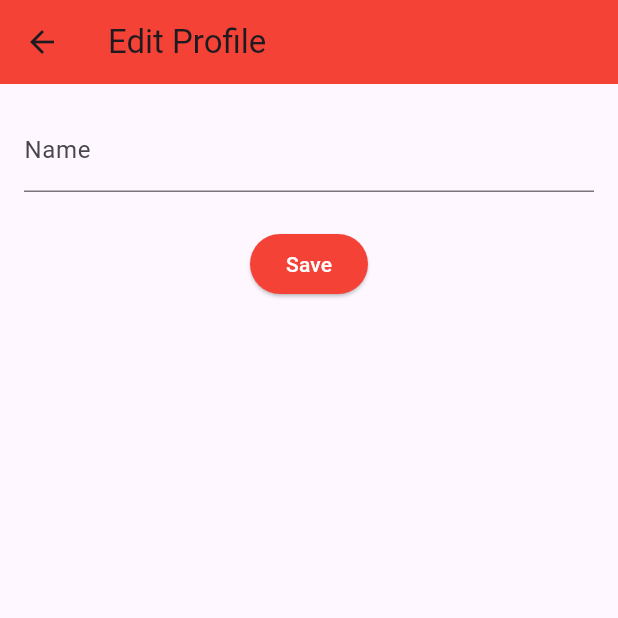
After one commit to theArshGupta/Foodgo, a Flutter app: the EditProfilePage screen opened directly, after a tap on "Save", on a phone screen of 412 x 824 dp, the top half of it. The commit adds this screen. Run offline on Flutter 3.47's test engine with Material 3 defaults, Android fonts, the phone set to English and light mode, and no system bars; our stand-ins replace cloud_firestore, firebase_auth, firebase_core, google_fonts; accounts and stored records are empty.

Commit message:
Profile Edit Feature

```diff
--- /dev/null
+++ b/lib/screens/edit_profile.dart
@@ -0,0 +1,77 @@
+import 'package:flutter/material.dart';
+import 'package:firebase_auth/firebase_auth.dart';
+import 'package:cloud_firestore/cloud_firestore.dart';
+
+class EditProfilePage extends StatefulWidget {
+  const EditProfilePage({super.key});
+
+  @override
+  State<EditProfilePage> createState() => _EditProfilePageState();
+}
+
+class _EditProfilePageState extends State<EditProfilePage> {
+  final _formKey = GlobalKey<FormState>();
+  final TextEditingController _nameController = TextEditingController();
+  final user = FirebaseAuth.instance.currentUser;
+
+  @override
+  void initState() {
+    super.initState();
+    _nameController.text = user?.displayName ?? '';
+  }
+
+  Future<void> _saveProfile() async {
+    final newName = _nameController.text.trim();
+
+    if (newName.isEmpty) return;
+
+    try {
+      // ✅ 1. Update Firebase Auth
+      await user?.updateDisplayName(newName);
+
+      // ✅ 2. Update Firestore
+      await FirebaseFirestore.instance
+          .collection('users')
+          .doc(user?.uid)
+          .set({'name': newName}, SetOptions(merge: true)); // Only updates 'name'
+
+      // ✅ 3. Show success and pop
+      ScaffoldMessenger.of(context).showSnackBar(
+        const SnackBar(content: Text('Profile updated successfully')),
+      );
+      Navigator.pop(context);
+    } catch (e) {
+      ScaffoldMessenger.of(context).showSnackBar(
+        SnackBar(content: Text('Error: ${e.toString()}')),
+      );
+    }
+  }
+
+  @override
+  Widget build(BuildContext context) {
+    return Scaffold(
+      appBar: AppBar(title: const Text('Edit Profile'), backgroundColor: Colors.red),
+      body: Padding(
+        padding: const EdgeInsets.all(16),
+        child: Form(
+          key: _formKey,
+          child: Column(
+            children: [
+              TextFormField(
+                controller: _nameController,
+                decoration: const InputDecoration(labelText: 'Name'),
+              ),
+              const SizedBox(height: 24),
+              ElevatedButton(
+                onPressed: _saveProfile,
+                style: ElevatedButton.styleFrom(backgroundColor: Colors.red),
+                child: const Text("Save",
+                style: TextStyle(color: Colors.white),),
+              )
+            ],
+          ),
+        ),
+      ),
+    );
+  }
+}
--- a/lib/screens/home_screen.dart
+++ b/lib/screens/home_screen.dart
@@ -111,7 +111,7 @@ class HomeScreen extends StatelessWidget {
                             fontWeight: FontWeight.bold,
                           ),
                         ),
-                        Icon(Icons.arrow_drop_down),
+                        // Icon(Icons.arrow_drop_down),
                       ],
                     ),
                     const CircleAvatar(
--- a/lib/screens/profile_screen.dart
+++ b/lib/screens/profile_screen.dart
@@ -3,7 +3,8 @@ import 'package:provider/provider.dart';
 import 'package:firebase_auth/firebase_auth.dart';
 import '../providers/theme_provider.dart';
 import 'login_screen.dart';
-import 'order_history.dart'; // Add this screen separately
+import 'order_history.dart';
+import 'edit_profile.dart';
 
 class ProfileScreen extends StatelessWidget {
   const ProfileScreen({super.key});
@@ -22,7 +23,10 @@ class ProfileScreen extends StatelessWidget {
       body: ListView(
         padding: const EdgeInsets.all(16),
         children: [
-          // 👤 Profile Header
+          // 👤 Profile Header with Edit Button
+          Row(
+            mainAxisAlignment: MainAxisAlignment.spaceBetween,
+            children: [
               Row(
                 children: [
                   const CircleAvatar(
@@ -44,7 +48,18 @@ class ProfileScreen extends StatelessWidget {
                         style: const TextStyle(color: Colors.grey),
                       ),
                     ],
-              )
+                  ),
+                ],
+              ),
+              IconButton(
+                icon: const Icon(Icons.edit, color: Colors.red),
+                onPressed: () {
+                  Navigator.push(
+                    context,
+                    MaterialPageRoute(builder: (_) => const EditProfilePage()),
+                  );
+                },
+              ),
             ],
           ),
           const SizedBox(height: 30),
--- a/lib/widgets/search_bar.dart
+++ b/lib/widgets/search_bar.dart
@@ -35,12 +35,12 @@ class _SearchBarState extends State<SearchBar> {
       decoration: InputDecoration(
         hintText: "Search for dishes...",
         prefixIcon: const Icon(Icons.search),
-        suffixIcon: IconButton(
-          icon: const Icon(Icons.mic),
-          onPressed: () {
-            // Optional mic logic here
-          },
-        ),
+        // suffixIcon: IconButton(
+        //   icon: const Icon(Icons.mic),
+        //   onPressed: () {
+        //     // Optional mic logic here
+        //   },
+        // ),
         filled: true,
         fillColor: Colors.grey[200],
         border: OutlineInputBorder(
```
Lines whose indentation alone changed are shown as unchanged.
